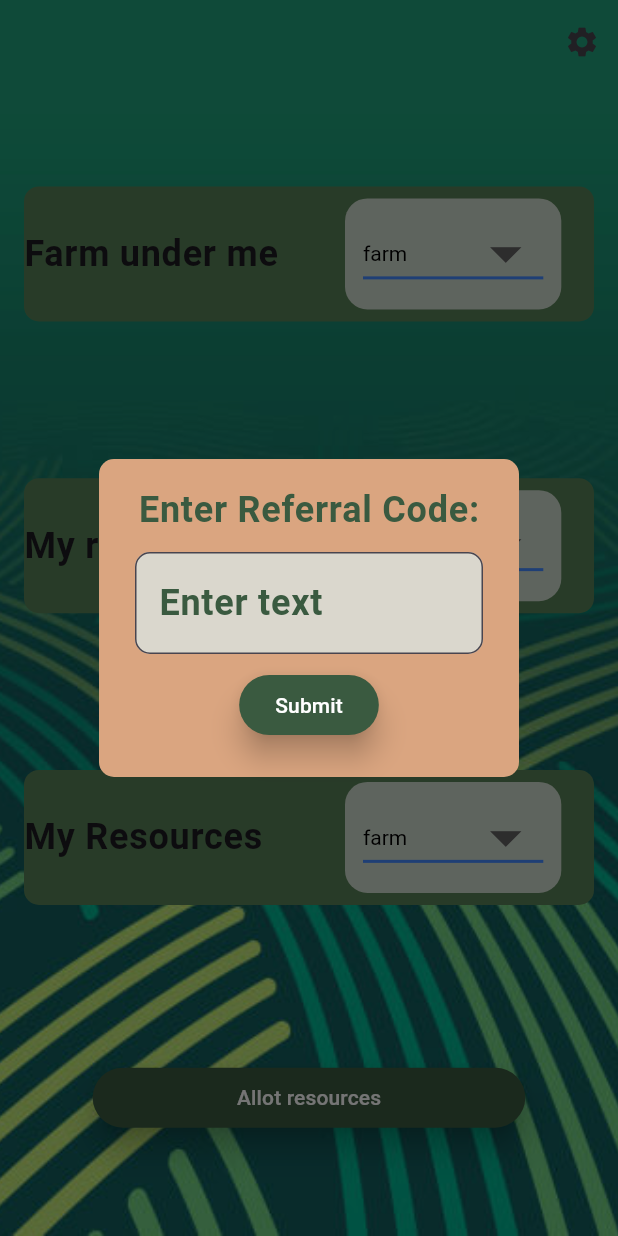
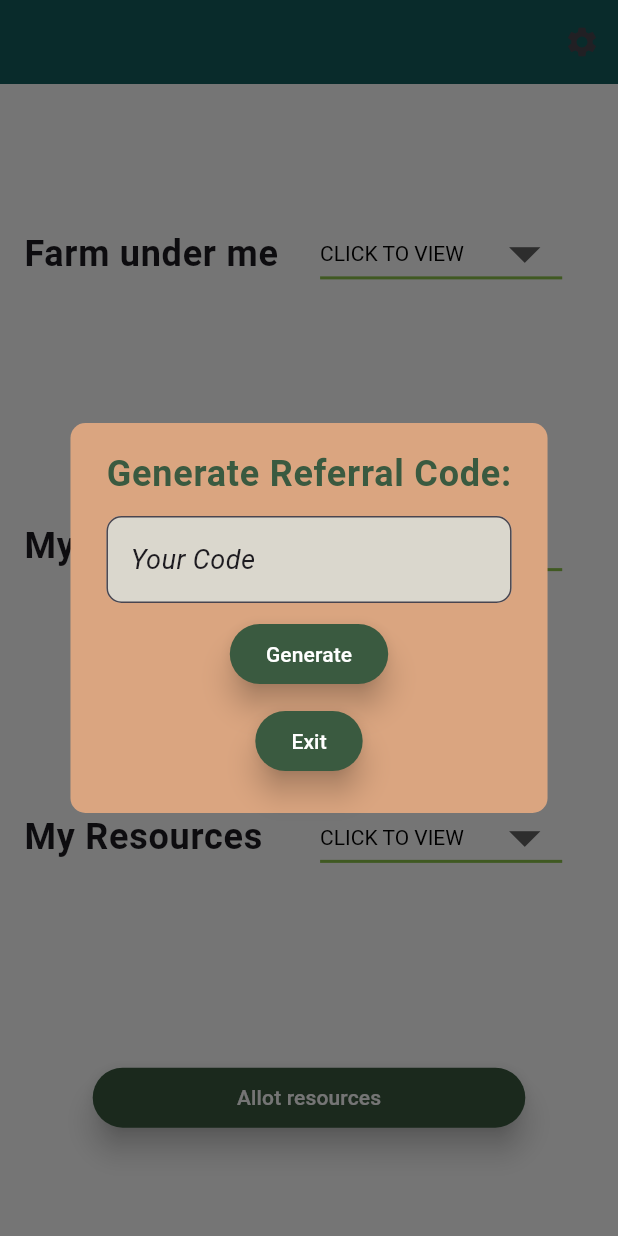
Before and after one commit to DRDiv/agriconnect-frontend, a Flutter app: the AuthorityScreen screen opened by its route, after a tap on the "settings" icon, on a phone screen of 412 x 824 dp. Run offline on Flutter 3.47's test engine with Material 3 defaults, Android fonts, the phone set to English and light mode, and no system bars; our stand-ins replace dio, go_router, riverpod; Roboto replaces fonts that are missing (Nunito); statements that could not run were skipped.

Commit message:
Desgin changes

```diff
--- a/agriconnect/lib/src/components/bottomnav.dart
+++ b/agriconnect/lib/src/components/bottomnav.dart
@@ -18,9 +18,9 @@ class _BottomNavState extends State<BottomNav> {
 
     switch (index) {
       case 0:
-        goRouter.go('/farmer');
+        goRouter.push('/farmer');
       case 1:
-        goRouter.go('/mandi');
+        goRouter.push('/mandi');
     }
   }
 
--- a/agriconnect/lib/src/components/lstile.dart
+++ b/agriconnect/lib/src/components/lstile.dart
@@ -26,15 +26,20 @@ class _LsTileState extends State<LsTile> {
       margin: EdgeInsets.only(bottom: 12.0),
       decoration: BoxDecoration(
         border: Border.all(
-          color: Colors.amber,
+          color: Colors.black,
           width: 1.0,
         ),
         borderRadius: BorderRadius.circular(15),
       ),
       child: ListTile(
-        title: Text(widget.farmName),
-        subtitle: Text("allocated"),
-        tileColor: ColorSchemes.primary,
+        title: Text(
+          widget.farmName,
+          style: TextStyle(color: Colors.black),
+        ),
+        subtitle: Text(
+          "allocated",
+          style: TextStyle(color: Colors.grey),
+        ),
         onTap: () {
           showModalBottomSheet(
               useSafeArea: true,
--- a/agriconnect/lib/src/constants/urls.dart
+++ b/agriconnect/lib/src/constants/urls.dart
@@ -13,4 +13,6 @@ class Urls {
   static String getFarms(String personId) {
     return host + 'farmers/' + personId + '/get_farms/';
   }
+
+  static String generateCode = host + 'authorities/generate_referral_code/';
 }
--- a/agriconnect/lib/src/routing/routes.dart
+++ b/agriconnect/lib/src/routing/routes.dart
@@ -9,7 +9,7 @@ import 'package:agriconnect/src/screens/register.dart';
 import 'package:flutter/material.dart';
 import 'package:go_router/go_router.dart';
 
-GoRouter goRouter = GoRouter(initialLocation: "/choice", routes: [
+GoRouter goRouter = GoRouter(initialLocation: "/", routes: [
   GoRoute(
     path: "/",
     pageBuilder: (context, state) {
--- a/agriconnect/lib/src/screens/authority.dart
+++ b/agriconnect/lib/src/screens/authority.dart
@@ -1,6 +1,9 @@
 import 'package:agriconnect/src/components/bottomnav.dart';
 import 'package:agriconnect/src/components/resourcestable.dart';
+import 'package:agriconnect/src/constants/urls.dart';
+import 'package:agriconnect/src/states/state.dart';
 import 'package:agriconnect/src/themes.dart/theme.dart';
+import 'package:dio/dio.dart';
 import 'package:flutter/cupertino.dart';
 import 'package:flutter/material.dart';
 import 'package:flutter/widgets.dart';
@@ -14,15 +17,15 @@ class AuthorityScreen extends StatefulWidget {
 
 class _AuthorityScreenState extends State<AuthorityScreen> {
   TextEditingController _inputController = TextEditingController();
-  String selectedValue = 'farm';
-  List<String> data1 = ['farm'];
+  String selectedValue = 'CLICK TO VIEW';
+  List<String> data1 = ['CLICK TO VIEW', 'farm1'];
   String _selectedOption = '';
 
   @override
   Widget build(BuildContext context) {
     final double width = MediaQuery.of(context).size.width;
     return Scaffold(
-      appBar: AppBar(backgroundColor: Color(0xFF20A27C), actions: [
+      appBar: AppBar(backgroundColor: Color(0xFF135D5E), actions: [
         IconButton(
           onPressed: () {
             showDialog(
@@ -33,7 +36,7 @@ class _AuthorityScreenState extends State<AuthorityScreen> {
                     mainAxisSize: MainAxisSize.min,
                     children: [
                       Text(
-                        'Enter Referral Code:',
+                        'Generate Referral Code:',
                         style: Theme.of(context)
                             .textTheme
                             .bodyLarge!
@@ -42,18 +45,30 @@ class _AuthorityScreenState extends State<AuthorityScreen> {
                       SizedBox(height: 10),
                       TextField(
                         controller: _inputController,
+                        style: Theme.of(context).textTheme.bodyMedium,
                         decoration: InputDecoration(
-                          labelText: 'Enter text',
+                          labelText: 'Your Code',
+                          labelStyle: Theme.of(context).textTheme.bodyMedium,
                         ),
                       ),
                       SizedBox(height: 10),
                       ElevatedButton(
+                        onPressed: () async {
+                          Dio dio = Dio();
+                          dio.options.headers["Authorization"] = "Token $token";
+                          var res = await dio.post(Urls.generateCode);
+
+                          _inputController.text = res.data['referral_code'];
+                        },
+                        child: Text('Generate'),
+                      ),
+                      SizedBox(height: 10),
+                      ElevatedButton(
                         onPressed: () {
-                          String inputValue = _inputController.text;
-
+                          _inputController.text = '';
                           Navigator.pop(context);
                         },
-                        child: Text('Submit'),
+                        child: Text('Exit'),
                       ),
                     ],
                   ),
@@ -64,40 +79,30 @@ class _AuthorityScreenState extends State<AuthorityScreen> {
           icon: const Icon(Icons.settings),
         ),
       ]),
-      backgroundColor: ColorSchemes.tertiary,
+      backgroundColor: Colors.white,
       body: Container(
         width: double.infinity,
         height: double.infinity,
         padding: EdgeInsets.all(16.0),
-        decoration: BoxDecoration(
-          image: DecorationImage(
-            image: AssetImage('assets/image_2.png'),
-            fit: BoxFit.cover,
-          ),
-        ),
         child: Center(
           child: Column(
             crossAxisAlignment: CrossAxisAlignment.center,
             mainAxisAlignment: MainAxisAlignment.spaceAround,
             children: [
               Container(
-                decoration: BoxDecoration(
-                    color: ColorSchemes.secondary,
-                    borderRadius: BorderRadius.circular(10)),
                 child: Row(
                   children: [
                     SizedBox(
-                      width: width * 0.5,
+                      width: width * 0.45,
                       child: Text(
                         "Farm under me",
                         style: Theme.of(context).textTheme.bodyLarge,
                       ),
                     ),
                     Padding(
-                      padding: const EdgeInsets.symmetric(
-                          vertical: 8, horizontal: 8),
+                      padding: const EdgeInsets.symmetric(vertical: 8),
                       child: Container(
-                        width: width * 0.35,
+                        width: width * 0.45,
                         padding: EdgeInsets.all(12),
                         decoration: BoxDecoration(
                             color: Colors.white70,
@@ -107,9 +112,10 @@ class _AuthorityScreenState extends State<AuthorityScreen> {
                             isExpanded: true,
                             iconSize: 50.0,
                             style: TextStyle(color: Colors.black),
+                            dropdownColor: Colors.white,
                             underline: Container(
                               height: 2,
-                              color: Colors.blueAccent,
+                              color: Colors.lightGreen,
                             ),
                             items: data1
                                 .map<DropdownMenuItem<String>>((String value) {
@@ -125,23 +131,19 @@ class _AuthorityScreenState extends State<AuthorityScreen> {
                 ),
               ),
               Container(
-                decoration: BoxDecoration(
-                    color: ColorSchemes.secondary,
-                    borderRadius: BorderRadius.circular(10)),
                 child: Row(
                   children: [
                     SizedBox(
-                      width: width * 0.5,
+                      width: width * 0.45,
                       child: Text(
-                        "My reportees",
+                        "My Reportees",
                         style: Theme.of(context).textTheme.bodyLarge,
                       ),
                     ),
                     Padding(
-                      padding: const EdgeInsets.symmetric(
-                          vertical: 8, horizontal: 8),
+                      padding: const EdgeInsets.symmetric(vertical: 8),
                       child: Container(
-                        width: width * 0.35,
+                        width: width * 0.45,
                         padding: EdgeInsets.all(12),
                         decoration: BoxDecoration(
                             color: Colors.white70,
@@ -151,9 +153,10 @@ class _AuthorityScreenState extends State<AuthorityScreen> {
                             isExpanded: true,
                             iconSize: 50.0,
                             style: TextStyle(color: Colors.black),
+                            dropdownColor: Colors.white,
                             underline: Container(
                               height: 2,
-                              color: Colors.blueAccent,
+                              color: Colors.lightGreen,
                             ),
                             items: data1
                                 .map<DropdownMenuItem<String>>((String value) {
@@ -169,23 +172,19 @@ class _AuthorityScreenState extends State<AuthorityScreen> {
                 ),
               ),
               Container(
-                decoration: BoxDecoration(
-                    color: ColorSchemes.secondary,
-                    borderRadius: BorderRadius.circular(10)),
                 child: Row(
                   children: [
                     SizedBox(
-                      width: width * 0.5,
+                      width: width * 0.45,
                       child: Text(
                         "My Resources",
                         style: Theme.of(context).textTheme.bodyLarge,
                       ),
                     ),
                     Padding(
-                      padding: const EdgeInsets.symmetric(
-                          vertical: 8, horizontal: 8),
+                      padding: const EdgeInsets.symmetric(vertical: 8),
                       child: Container(
-                        width: width * 0.35,
+                        width: width * 0.45,
                         padding: EdgeInsets.all(12),
                         decoration: BoxDecoration(
                             color: Colors.white70,
@@ -193,6 +192,7 @@ class _AuthorityScreenState extends State<AuthorityScreen> {
                         child: DropdownButton(
                           value: selectedValue,
                           isExpanded: true,
+                          dropdownColor: Colors.white,
                           iconSize: 50.0,
                           onChanged: (String? newValue) {
                             setState(() {
@@ -213,7 +213,7 @@ class _AuthorityScreenState extends State<AuthorityScreen> {
                           style: TextStyle(color: Colors.black),
                           underline: Container(
                             height: 2,
-                            color: Colors.blueAccent,
+                            color: Colors.lightGreen,
                           ),
                           items: data1
                               .map<DropdownMenuItem<String>>((String value) {
--- a/agriconnect/lib/src/screens/farmer.dart
+++ b/agriconnect/lib/src/screens/farmer.dart
@@ -1,6 +1,7 @@
 import 'package:agriconnect/src/components/bottomnav.dart';
 import 'package:agriconnect/src/components/lstile.dart';
 import 'package:agriconnect/src/states/state.dart';
+import 'package:agriconnect/src/themes.dart/theme.dart';
 import 'package:flutter/material.dart';
 
 class FarmerScreen extends StatefulWidget {
@@ -17,7 +18,7 @@ class _FarmerScreenState extends State<FarmerScreen> {
   Widget build(BuildContext context) {
     return Scaffold(
       bottomNavigationBar: BottomNav(0),
-      appBar: AppBar(backgroundColor: Color(0xFF20A27C), actions: [
+      appBar: AppBar(backgroundColor: Color(0xFF135D5E), actions: [
         IconButton(
           onPressed: () {
             showDialog(
@@ -65,12 +66,6 @@ class _FarmerScreenState extends State<FarmerScreen> {
           width: double.infinity,
           height: double.infinity,
           padding: EdgeInsets.all(16.0),
-          decoration: BoxDecoration(
-            image: DecorationImage(
-              image: AssetImage('assets/image_2.png'),
-              fit: BoxFit.cover,
-            ),
-          ),
           child: (DataFarm.length == 0)
               ? Center(
                   child: Text(
--- a/agriconnect/lib/src/screens/mandi.dart
+++ b/agriconnect/lib/src/screens/mandi.dart
@@ -11,7 +11,7 @@ class MandiScreen extends StatelessWidget {
     return Scaffold(
       bottomNavigationBar: BottomNav(1),
       body: Container(
-        decoration: BoxDecoration(color: ColorSchemes.tertiary),
+        decoration: BoxDecoration(color: ColorSchemes.background),
         child: Center(
           child: Image.asset(
             'assets/mandi.png',
--- a/agriconnect/lib/src/screens/register.dart
+++ b/agriconnect/lib/src/screens/register.dart
@@ -27,8 +27,7 @@ class _RegisterScreenState extends State<RegisterScreen> {
       TextEditingController();
   final TextEditingController _textEditingControllerIdentityNumber =
       TextEditingController();
-  final TextEditingController _textEditingControllerBPLNumber =
-      TextEditingController();
+
   String _selectedDocument = "";
 
   @override
--- a/agriconnect/lib/src/themes.dart/theme.dart
+++ b/agriconnect/lib/src/themes.dart/theme.dart
@@ -82,7 +82,7 @@ final ThemeData agriculturalTheme = ThemeData(
         subtitleTextStyle: TextStyle(
             fontSize: 16, fontStyle: FontStyle.italic, color: Colors.amber),
         contentPadding: EdgeInsets.symmetric(vertical: 12, horizontal: 20),
-        iconColor: Colors.amber,
+        iconColor: Colors.black,
         shape: RoundedRectangleBorder(borderRadius: BorderRadius.circular(15))),
     bottomNavigationBarTheme: BottomNavigationBarThemeData(
         backgroundColor: Color(0xFF135D5E),
```
